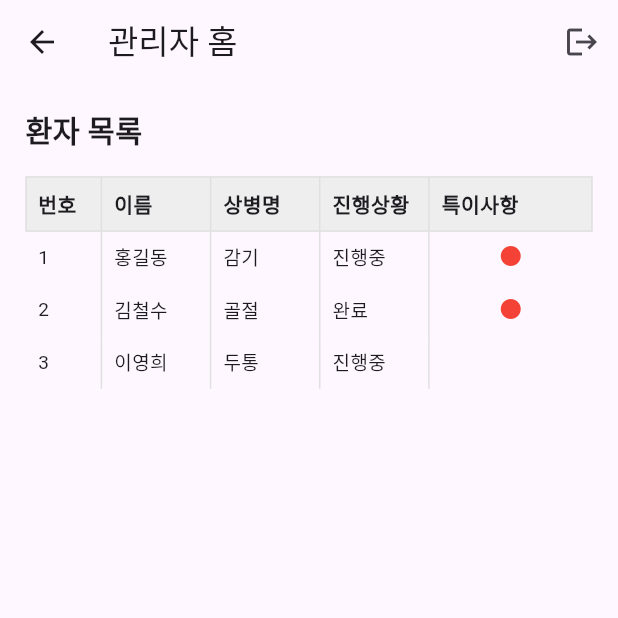
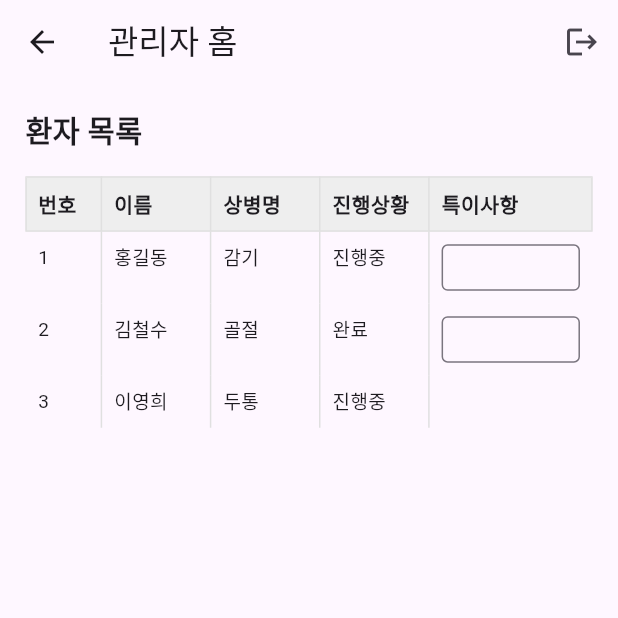
Before and after one commit to angry-dev/smile-monitoring, a Flutter app: the AdminHomePage screen opened directly, on a phone screen of 412 x 824 dp, the top half of it. Run offline on Flutter 3.47's test engine with Material 3 defaults, Android fonts, the phone set to English and light mode, and no system bars; our stand-ins replace flutter_riverpod, flutter_screenutil, shared_preferences; accounts and stored records are empty.

Commit message:
데이터 테이블 관리자,사용자 분기처리

```diff
--- a/lib/page/admin_home_page.dart
+++ b/lib/page/admin_home_page.dart
@@ -27,6 +27,7 @@ class AdminHomePage extends StatelessWidget {
                   ['2', '김철수', '골절', '완료', true],
                   ['3', '이영희', '두통', '진행중', false],
                 ],
+                userRole: UserRole.admin,
               ),
             ),
           ],
--- a/lib/page/user_home_page.dart
+++ b/lib/page/user_home_page.dart
@@ -27,6 +27,7 @@ class UserHomePage extends StatelessWidget {
                   ['2', '김철수', '골절', '완료', false],
                   ['3', '이영희', '두통', '진행중', false],
                 ],
+                userRole: UserRole.user,
               ),
             ),
           ],
--- a/lib/widget/common_data_table.dart
+++ b/lib/widget/common_data_table.dart
@@ -1,13 +1,24 @@
 import 'package:flutter/material.dart';
 import 'package:flutter_app/widget/balloon_icon.dart';
+import 'package:flutter_app/widget/editable_special_note.dart';
 import 'package:flutter_screenutil/flutter_screenutil.dart';
 
 /// 공통 표 위젯: 번호, 이름, 상병명, 진행상황, 특이사항
+typedef OnEditSpecialNote = void Function(int rowIdx, String newValue);
+
+enum UserRole { admin, user }
+
 class CommonDataTable extends StatelessWidget {
   /// rows: [번호, 이름, 상병명, 진행상황, 특이사항여부(bool), 특이사항내용(String)]
   final List<List<dynamic>> rows;
+  final UserRole userRole;
+  final OnEditSpecialNote? onEditSpecialNote;
 
-  const CommonDataTable({super.key, required this.rows});
+  const CommonDataTable(
+      {super.key,
+      required this.rows,
+      required this.userRole,
+      this.onEditSpecialNote});
   @override
   Widget build(BuildContext context) {
     return Column(
@@ -86,13 +97,29 @@ class CommonDataTable extends StatelessWidget {
                         ),
                       Padding(
                         padding: EdgeInsets.all(8.w),
-                        child: (row[4] == true)
-                            ? BalloonIcon(
+                        child: () {
+                          if (row[4] == true) {
+                            if (userRole == UserRole.admin) {
+                              return EditableSpecialNote(
+                                initialValue:
+                                    row.length > 5 ? row[5].toString() : '',
+                                onChanged: (value) {
+                                  if (onEditSpecialNote != null) {
+                                    onEditSpecialNote!(index, value);
+                                  }
+                                },
+                              );
+                            } else {
+                              return BalloonIcon(
                                 message: row.length > 5
                                     ? row[5].toString()
                                     : '특이사항 없음',
-                              )
-                            : const SizedBox.shrink(),
+                              );
+                            }
+                          } else {
+                            return const SizedBox.shrink();
+                          }
+                        }(),
                       ),
                     ],
                   ),
--- /dev/null
+++ b/lib/widget/editable_special_note.dart
@@ -0,0 +1,45 @@
+import 'package:flutter/material.dart';
+import 'package:flutter_screenutil/flutter_screenutil.dart';
+
+class EditableSpecialNote extends StatefulWidget {
+  final String initialValue;
+  final ValueChanged<String> onChanged;
+  const EditableSpecialNote(
+      {super.key, required this.initialValue, required this.onChanged});
+
+  @override
+  State<EditableSpecialNote> createState() => _EditableSpecialNoteState();
+}
+
+class _EditableSpecialNoteState extends State<EditableSpecialNote> {
+  late TextEditingController _controller;
+
+  @override
+  void initState() {
+    super.initState();
+    _controller = TextEditingController(text: widget.initialValue);
+  }
+
+  @override
+  void dispose() {
+    _controller.dispose();
+    super.dispose();
+  }
+
+  @override
+  Widget build(BuildContext context) {
+    return SizedBox(
+      width: 120.w,
+      child: TextField(
+        controller: _controller,
+        style: TextStyle(fontSize: 13.sp),
+        decoration: const InputDecoration(
+          isDense: true,
+          contentPadding: EdgeInsets.symmetric(vertical: 6, horizontal: 8),
+          border: OutlineInputBorder(),
+        ),
+        onChanged: widget.onChanged,
+      ),
+    );
+  }
+}
```
